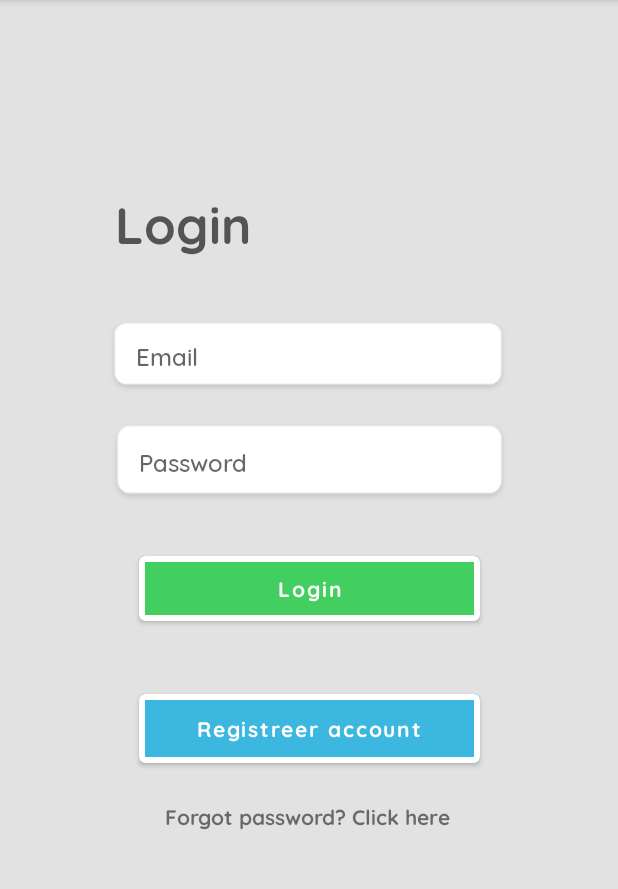
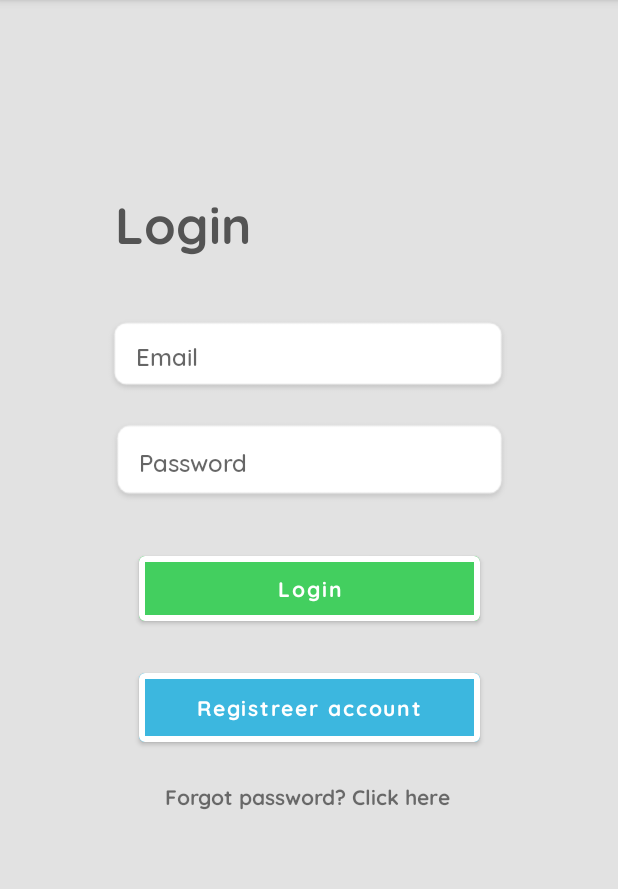
Before and after one commit to CMI-EMI-Op-Zuid/Prototype, an Android app: the screen it shows after launch (LoginActivity), on a phone screen of 412 x 824 dp, the part 84-973 px from its top. Run offline under Robolectric (Android 15) with nearby library versions, the phone set to English and light mode, and no system bars; our stand-ins replace Firebase (no records; nobody signed in at launch, a user with empty details on screens opened directly).

Commit message:
BottomNav fixed & login bug
Finished the bottom navbar items and styling. Fixed button position on login page

```diff
--- a/app/src/main/java/com/example/medialabmonitoringstoolprototype/DashboardActivity.java
+++ b/app/src/main/java/com/example/medialabmonitoringstoolprototype/DashboardActivity.java
@@ -22,6 +22,8 @@ public class DashboardActivity extends AppCompatActivity{
 
         BottomNavigationView bottomNavigationView= findViewById(R.id.bottomNavigationView);
         bottomNavigationView.setOnNavigationItemSelectedListener(navListener);
+        bottomNavigationView.setItemBackgroundResource(R.drawable.menubackground);
+
 
         getSupportFragmentManager().beginTransaction()
                 .replace(R.id.fragment_container, new DashboardFragment())
--- /dev/null
+++ b/app/src/main/res/drawable/menubackground.xml
@@ -0,0 +1,6 @@
+<?xml version="1.0" encoding="utf-8"?>
+<selector xmlns:android="http://schemas.android.com/apk/res/android">
+    <item android:drawable="@color/dark_blue" android:state_pressed="true" />
+    <item android:drawable="@color/dark_blue" android:state_checked="true" />
+    <item android:drawable="@color/blue" />
+</selector>
--- a/app/src/main/res/layout/activity_login.xml
+++ b/app/src/main/res/layout/activity_login.xml
@@ -47,9 +47,11 @@
         android:fontFamily="@font/quicksand_bold"
         android:text="Login"
         android:textAllCaps="false"
+        app:layout_constraintBottom_toBottomOf="parent"
         app:layout_constraintEnd_toEndOf="parent"
         app:layout_constraintStart_toStartOf="parent"
         app:layout_constraintTop_toBottomOf="@+id/editTextTextPassword"
+        app:layout_constraintVertical_bias="0.0"
         app:strokeColor="#FFFFFF"
         app:strokeWidth="6px" />
 
@@ -57,6 +59,7 @@
         android:id="@+id/Registration"
         android:layout_width="227dp"
         android:layout_height="58dp"
+        android:layout_marginTop="8dp"
         android:backgroundTint="#3CB7DF"
         android:fontFamily="@font/quicksand_bold"
         android:text="Registreer account"
@@ -64,8 +67,8 @@
         app:layout_constraintBottom_toBottomOf="parent"
         app:layout_constraintEnd_toEndOf="parent"
         app:layout_constraintStart_toStartOf="parent"
-        app:layout_constraintTop_toTopOf="parent"
-        app:layout_constraintVertical_bias="0.643"
+        app:layout_constraintTop_toBottomOf="@+id/loginButton"
+        app:layout_constraintVertical_bias="0.053"
         app:strokeColor="#FFFFFF"
         app:strokeWidth="6px" />
 
@@ -105,8 +108,10 @@
         android:layout_width="wrap_content"
         android:layout_height="wrap_content"
         android:visibility="invisible"
-        app:layout_constraintBottom_toTopOf="@+id/loginButton"
+        app:layout_constraintBottom_toBottomOf="parent"
         app:layout_constraintEnd_toEndOf="parent"
+        app:layout_constraintHorizontal_bias="0.498"
         app:layout_constraintStart_toStartOf="parent"
-        app:layout_constraintTop_toBottomOf="@+id/editTextTextPassword" />
+        app:layout_constraintTop_toBottomOf="@+id/forgotPassword"
+        app:layout_constraintVertical_bias="0.293" />
 </androidx.constraintlayout.widget.ConstraintLayout>
--- a/app/src/main/res/menu/bottom_menu.xml
+++ b/app/src/main/res/menu/bottom_menu.xml
@@ -2,6 +2,10 @@
 <menu xmlns:app="http://schemas.android.com/apk/res-auto"
     xmlns:android="http://schemas.android.com/apk/res/android">
 
+    <item
+        android:id="@+id/storiesFragment"
+        android:icon="@drawable/list_text"
+        android:title="Stories" />
     <item
         android:id="@+id/dashboardFragment"
         android:title="Dashboard"
--- a/app/src/main/res/navigation/navigation.xml
+++ b/app/src/main/res/navigation/navigation.xml
@@ -14,4 +14,9 @@
         android:name="com.example.medialabmonitoringstoolprototype.ProfileFragment"
         android:label="fragment_profile"
         tools:layout="@layout/fragment_profile" />
+    <fragment
+        android:id="@+id/storyOverview"
+        android:name="com.example.medialabmonitoringstoolprototype.StoryOverview"
+        android:label="fragment_story_overview"
+        tools:layout="@layout/fragment_story_overview" />
 </navigation>
--- a/app/src/main/res/values/colors.xml
+++ b/app/src/main/res/values/colors.xml
@@ -9,4 +9,6 @@
     <color name="white">#FFFFFFFF</color>
     <color name="grey">#F1F1F1F1</color>
     <color name="red">#F44336</color>
+    <color name="dark_blue">#368BAA</color>
+    <color name="blue">#3FA1C5</color>
 </resources>
```
Also changed, not shown: app/src/main/res/layout/activity_dashboard.xml (+12 -7 lines), app/src/main/res/drawable/list.png (added), app/src/main/res/drawable/list_text.png (added).
